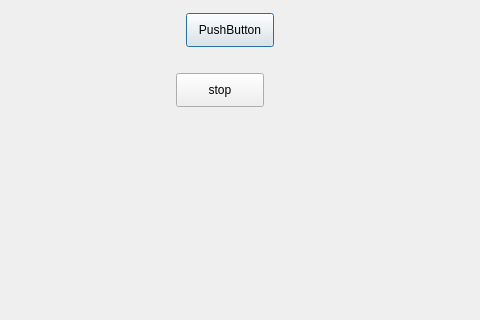
Qt form dialog.ui (ian688t6/qtscrcpy) before a commit; both pictures show x 104 to 584 and y 127 to 447 of the 800 by 600 pixel window.
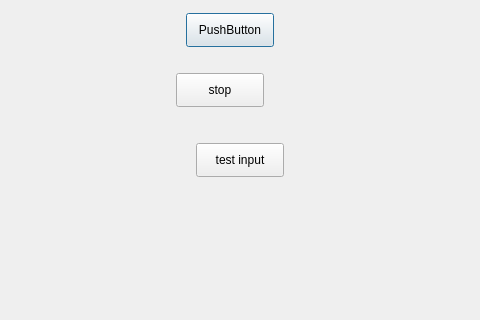
The same form after that commit.

Commit message: add inputcontrol module for input device event

What changed in the file:
```diff
--- a/dialog.ui
+++ b/dialog.ui
@@ -39,6 +39,19 @@
     <string>stop</string>
    </property>
   </widget>
+  <widget class="QPushButton" name="testInputBtn">
+   <property name="geometry">
+    <rect>
+     <x>300</x>
+     <y>270</y>
+     <width>88</width>
+     <height>34</height>
+    </rect>
+   </property>
+   <property name="text">
+    <string>test input</string>
+   </property>
+  </widget>
  </widget>
  <resources/>
  <connections/>
```
The commit also changes 13 other files.
